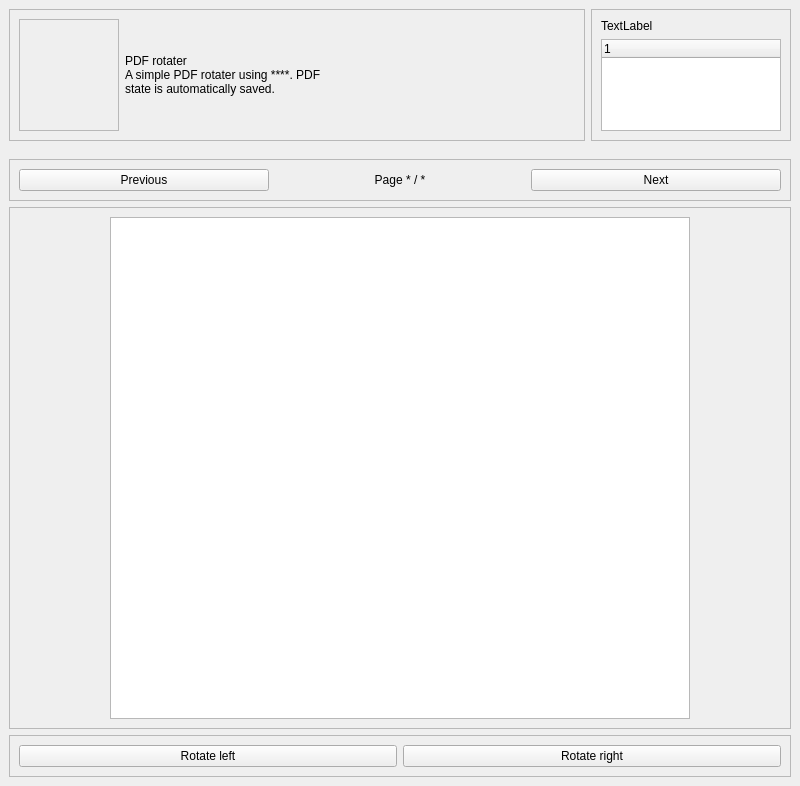
Above: UI/ui_mainwindow.ui from AndersAskeland/PDF-rotater before the change. Below: the same form after it.
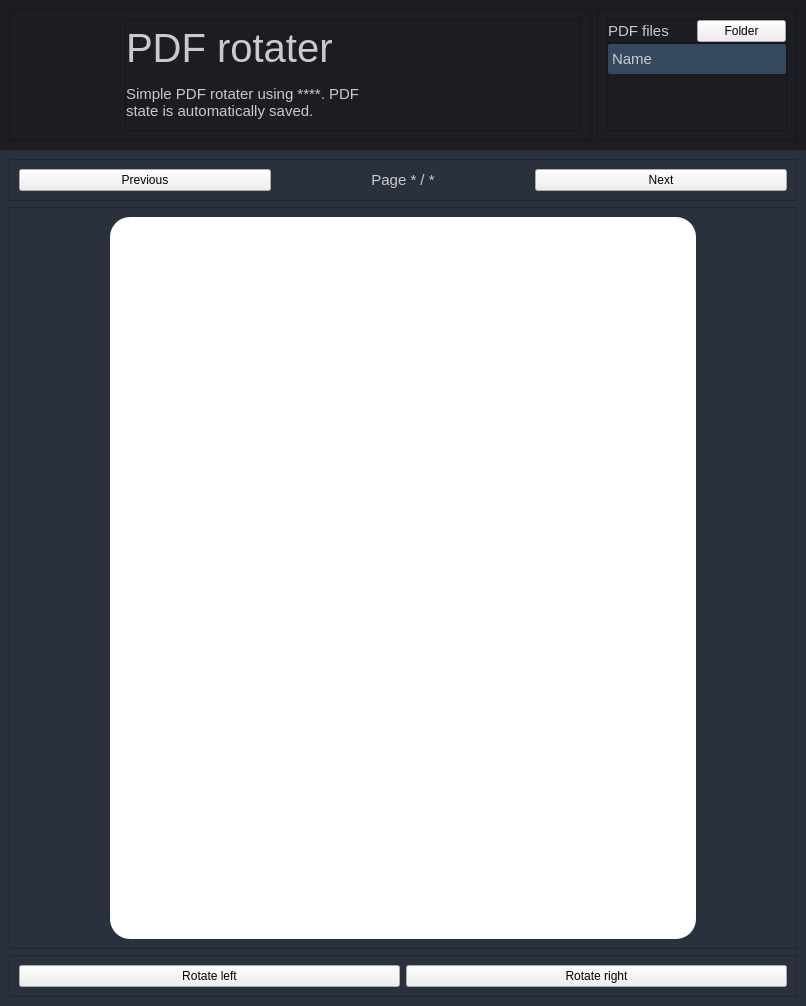
That is the form after the change. Icons and pictures are not drawn.

The edit to the form file:
```diff
--- a/UI/ui_mainwindow.ui
+++ b/UI/ui_mainwindow.ui
@@ -6,8 +6,8 @@
    <rect>
     <x>0</x>
     <y>0</y>
-    <width>800</width>
-    <height>786</height>
+    <width>806</width>
+    <height>1006</height>
    </rect>
   </property>
   <property name="windowTitle">
@@ -38,6 +38,11 @@
         <height>150</height>
        </size>
       </property>
+      <property name="styleSheet">
+       <string notr="true">QFrame{
+	background-color: rgb(27, 29, 35);
+}</string>
+      </property>
       <property name="frameShape">
        <enum>QFrame::NoFrame</enum>
       </property>
@@ -55,28 +60,75 @@
          </property>
          <layout class="QHBoxLayout" name="horizontalLayout_2">
           <item>
-           <widget class="QFrame" name="frame_logo">
+           <widget class="QLabel" name="label_2">
             <property name="maximumSize">
              <size>
               <width>100</width>
               <height>16777215</height>
              </size>
             </property>
+            <property name="text">
+             <string/>
+            </property>
+            <property name="pixmap">
+             <pixmap>../../Github - FreezeDB/graphics/logo.png</pixmap>
+            </property>
+           </widget>
+          </item>
+          <item>
+           <widget class="QFrame" name="frame_9">
             <property name="frameShape">
              <enum>QFrame::StyledPanel</enum>
             </property>
             <property name="frameShadow">
              <enum>QFrame::Raised</enum>
             </property>
-           </widget>
-          </item>
-          <item>
-           <widget class="QLabel" name="label_logo">
-            <property name="text">
-             <string>PDF rotater
-A simple PDF rotater using ****. PDF 
+            <layout class="QVBoxLayout" name="verticalLayout_5">
+             <property name="spacing">
+              <number>0</number>
+             </property>
+             <property name="leftMargin">
+              <number>0</number>
+             </property>
+             <property name="topMargin">
+              <number>0</number>
+             </property>
+             <property name="rightMargin">
+              <number>0</number>
+             </property>
+             <property name="bottomMargin">
+              <number>0</number>
+             </property>
+             <item>
+              <widget class="QLabel" name="label_logo">
+               <property name="styleSheet">
+                <string notr="true">QLabel {
+	color: rgb(201, 202, 204);
+	font-size: 40px;
+}
+</string>
+               </property>
+               <property name="text">
+                <string>PDF rotater</string>
+               </property>
+              </widget>
+             </item>
+             <item>
+              <widget class="QLabel" name="label">
+               <property name="styleSheet">
+                <string notr="true">QLabel {
+	color: rgb(201, 202, 204);
+	font-size: 15px;
+}
+</string>
+               </property>
+               <property name="text">
+                <string>Simple PDF rotater using ****. PDF 
 state is automatically saved.</string>
-            </property>
+               </property>
+              </widget>
+             </item>
+            </layout>
            </widget>
           </item>
          </layout>
@@ -97,18 +149,150 @@
           <enum>QFrame::Raised</enum>
          </property>
          <layout class="QVBoxLayout" name="verticalLayout_2">
+          <property name="spacing">
+           <number>0</number>
+          </property>
           <item>
-           <widget class="QLabel" name="label_tree_files">
-            <property name="text">
-             <string>TextLabel</string>
+           <widget class="QFrame" name="frame_5">
+            <property name="frameShape">
+             <enum>QFrame::StyledPanel</enum>
             </property>
+            <property name="frameShadow">
+             <enum>QFrame::Raised</enum>
+            </property>
+            <layout class="QHBoxLayout" name="horizontalLayout_5">
+             <property name="spacing">
+              <number>0</number>
+             </property>
+             <property name="leftMargin">
+              <number>0</number>
+             </property>
+             <property name="topMargin">
+              <number>0</number>
+             </property>
+             <property name="rightMargin">
+              <number>0</number>
+             </property>
+             <property name="bottomMargin">
+              <number>0</number>
+             </property>
+             <item>
+              <widget class="QLabel" name="label_tree_files">
+               <property name="styleSheet">
+                <string notr="true">QLabel {
+	color: rgb(201, 202, 204);
+	font-size: 15px;
+}
+</string>
+               </property>
+               <property name="text">
+                <string>PDF files</string>
+               </property>
+              </widget>
+             </item>
+             <item>
+              <widget class="QPushButton" name="pushButton">
+               <property name="text">
+                <string>Folder</string>
+               </property>
+              </widget>
+             </item>
+            </layout>
            </widget>
           </item>
           <item>
            <widget class="QTreeWidget" name="tree_files">
+            <property name="styleSheet">
+             <string notr="true">/* Main widget */
+QTableWidget {	
+	background-color: rgb(39, 44, 54);
+	border-radius: 10px;
+ 	gridline-color: rgb(201, 202, 204);
+	border-bottom: 1px solid rgb(44, 49, 60);
+}
+
+
+
+/* Items  */
+QTableWidget::item{
+	border-color: rgb(44, 49, 60);
+	padding-left: 2px;
+	padding-right: 2px;
+	color: #FFFFFF;
+
+
+}
+
+QTableWidget::item:selected{
+	background-color: rgb(85, 170, 255);
+}
+
+
+
+
+
+/* Scroll bars */
+
+QScrollBar:horizontal {
+    border: none;
+    background: rgb(52, 59, 72);
+    height: 14px;
+    margin: 0px 21px 0 21px;
+	border-radius: 0px;
+}
+
+QScrollBar:vertical {
+	border: none;
+    background: rgb(52, 59, 72);
+    width: 14px;
+    margin: 21px 0 21px 0;
+	border-radius: 0px;
+ }
+
+
+
+
+
+/* Per header */
+QHeaderView::section{
+	Background-color: rgb(39, 44, 54);
+	border-style: none;
+	text-align: right;
+
+
+}
+
+QTableWidget::horizontalHeader {	
+	background-color: rgb(255,255,255);
+	padding: 10px;
+	border-radius: 100px;
+	color: #34495E;
+	overflow: hidden;
+	background-color: #34495E;
+	text-align: right;
+	text-padding-left: -2px;
+
+
+}
+
+
+/* Top thing*/
+QHeaderView::section:horizontal
+{
+	background-color: rgb(255,255,255);
+	padding: 4px;
+	border-radius: 2px;
+	font-size: 15px;
+ 	color: rgb(201, 202, 204);
+	background: #34495E;
+	text-padding-left: -2px;}
+
+
+</string>
+            </property>
             <column>
              <property name="text">
-              <string notr="true">1</string>
+              <string>Name</string>
              </property>
             </column>
            </widget>
@@ -120,7 +304,12 @@
      </widget>
     </item>
     <item>
-     <widget class="QFrame" name="frame_2">
+     <widget class="QFrame" name="frame_bottom">
+      <property name="styleSheet">
+       <string notr="true">QFrame{
+background-color: rgb(42,49,61);
+}</string>
+      </property>
       <property name="frameShape">
        <enum>QFrame::NoFrame</enum>
       </property>
@@ -152,6 +341,13 @@
           </item>
           <item>
            <widget class="QLabel" name="label_3">
+            <property name="styleSheet">
+             <string notr="true">QLabel {
+	color: rgb(201, 202, 204);
+	font-size: 15px;
+}
+</string>
+            </property>
             <property name="text">
              <string>Page * / *</string>
             </property>
@@ -186,7 +382,15 @@
            <number>100</number>
           </property>
           <item>
-           <widget class="QGraphicsView" name="graphicsView_pdf"/>
+           <widget class="QGraphicsView" name="graphicsView_pdf">
+            <property name="styleSheet">
+             <string notr="true">background-color: rgb(255,255,255);
+border-radius: 20px;</string>
+            </property>
+            <property name="frameShadow">
+             <enum>QFrame::Raised</enum>
+            </property>
+           </widget>
           </item>
          </layout>
         </widget>
```
Left out of the diff: 4 changed lines with no effect on the pictures.
